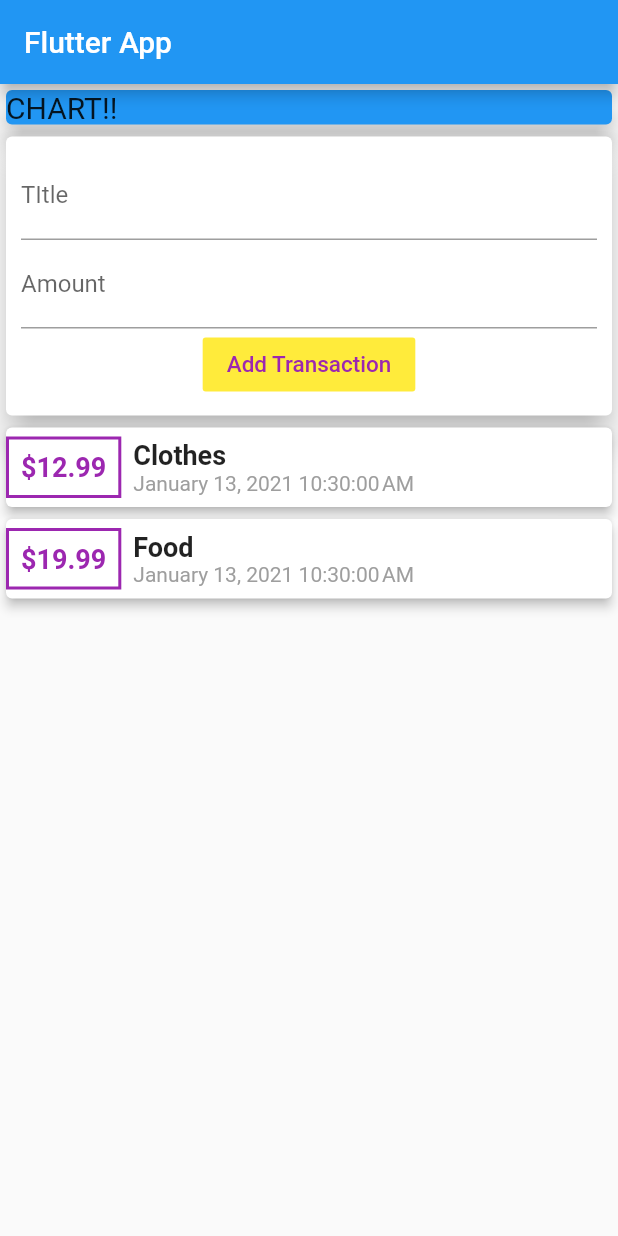
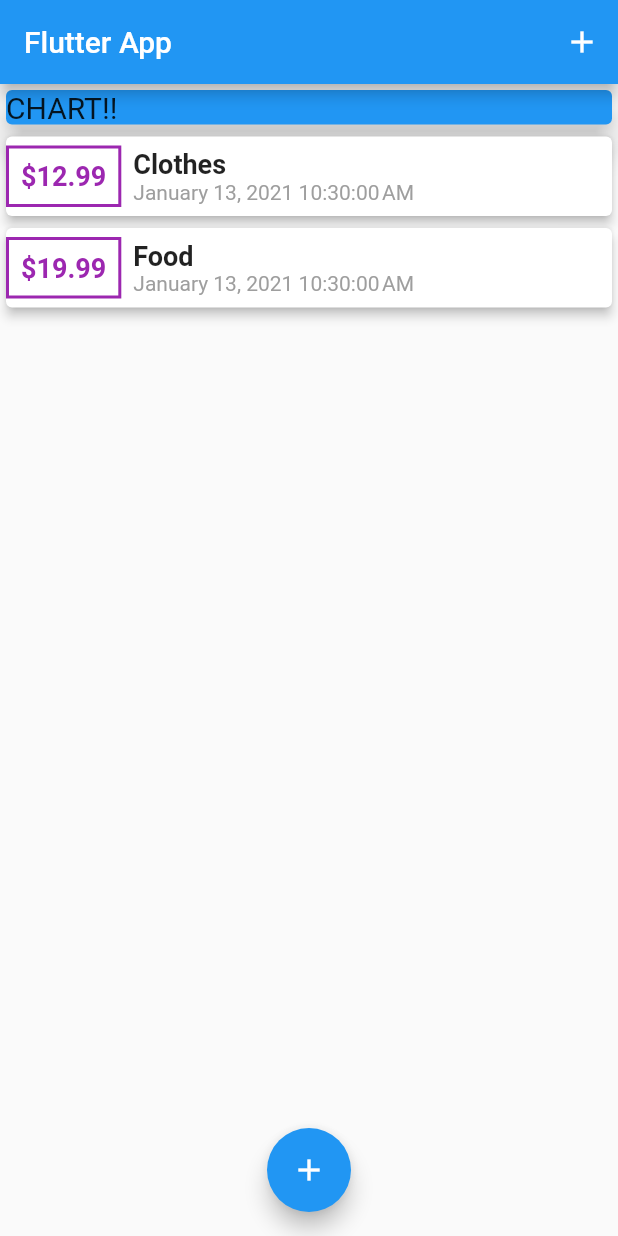
Before and after one commit to valentinesamuel/expense_tracker, a Flutter app: the screen it shows after launch, on a phone screen of 412 x 824 dp. Run offline on Flutter 3.47's test engine with Material 2 defaults, Android fonts, the phone set to English and light mode, and no system bars.

Commit message:
(FEAT):Made add transactions show in a bottom modal sheet

```diff
--- a/lib/main.dart
+++ b/lib/main.dart
@@ -1,4 +1,5 @@
-import 'package:expense_tracker/widgets/user_transactions.dart';
+import 'package:expense_tracker/widgets/new_transactions.dart';
+import 'package:expense_tracker/widgets/transaction_list.dart';
 
 import 'models/transaction.dart';
 import 'package:flutter/material.dart';
@@ -14,21 +15,58 @@ class MyApp extends StatelessWidget {
   }
 }
 
-class MyHomePage extends StatelessWidget {
+class MyHomePage extends StatefulWidget {
+  @override
+  _MyHomePageState createState() => _MyHomePageState();
+}
+
+class _MyHomePageState extends State<MyHomePage> {
   final List<Transaction> transactions = [];
-  // String amountInput;
-  // String titleInput;
-  final titleController = TextEditingController();
-  final amountController = TextEditingController();
+
+  final List<Transaction> _usersTransactions = [
+    Transaction(
+        amount: 12.99, date: DateTime.now(), id: 't1', title: 'Clothes'),
+    Transaction(amount: 19.99, date: DateTime.now(), id: 't2', title: 'Food'),
+  ];
+
+  void _addNewTransaction(String txTitle, double txAmount) {
+    final newTx = Transaction(
+        title: txTitle,
+        amount: txAmount,
+        date: DateTime.now(),
+        id: DateTime.now().toString());
+    setState(() {
+      _usersTransactions.add(newTx);
+    });
+  }
+
+  void _startAddNewTransaction(BuildContext ctx) {
+    showModalBottomSheet(
+      context: ctx,
+      builder: (_) {
+        return GestureDetector(
+          onTap: () {},
+          child: NewTransaction(addTx: _addNewTransaction),
+          behavior: HitTestBehavior.opaque,
+        );
+      },
+    );
+
+  }
 
   @override
   Widget build(BuildContext context) {
     return Scaffold(
       appBar: AppBar(
         title: Text('Flutter App'),
+        actions: [
+          IconButton(
+              icon: Icon(Icons.add),
+              onPressed: () => _startAddNewTransaction(context))
+        ],
       ),
       body: SingleChildScrollView(
-                child: Column(
+        child: Column(
           children: [
             Container(
               width: double.infinity,
@@ -41,9 +79,14 @@ class MyHomePage extends StatelessWidget {
                 color: Colors.blue,
               ),
             ),
-            UserTransactions()
+            TransactionList(transactions: _usersTransactions)
           ],
         ),
+      ),
+      floatingActionButtonLocation: FloatingActionButtonLocation.centerFloat,
+      floatingActionButton: FloatingActionButton(
+        onPressed: () => _startAddNewTransaction(context),
+        child: Icon(Icons.add),
       ),
     );
   }
--- a/lib/widgets/transaction_list.dart
+++ b/lib/widgets/transaction_list.dart
@@ -23,7 +23,7 @@ class TransactionList extends StatelessWidget {
                   child: Padding(
                     padding: EdgeInsets.all(8.0),
                     child: Text(
-                      '\$${transactions[index].amount}',
+                      '\$${transactions[index].amount.toStringAsFixed(2)}',
                       style: TextStyle(
                           fontSize: 18,
                           color: Colors.purple,
--- a/lib/widgets/user_transactions.dart
+++ /dev/null
@@ -1,41 +0,0 @@
-import 'package:expense_tracker/models/transaction.dart';
-import 'package:flutter/material.dart';
-
-import './new_transactions.dart';
-import './transaction_list.dart';
-
-class UserTransactions extends StatefulWidget {
-  @override
-  _UserTransactionsState createState() => _UserTransactionsState();
-}
-
-class _UserTransactionsState extends State<UserTransactions> {
-  final List<Transaction> _usersTransactions = [
-    Transaction(
-        amount: 12.99, date: DateTime.now(), id: 't1', title: 'Clothes'),
-    Transaction(amount: 19.99, date: DateTime.now(), id: 't2', title: 'Food'),
-  ];
-
- void _addNewTransaction(String txTitle, double txAmount) {
-    final newTx = Transaction(
-        title: txTitle,
-        amount: txAmount,
-        date: DateTime.now(),
-        id: DateTime.now().toString());
-    setState(() {
-      _usersTransactions.add(newTx);
-    });
-  }
-
-  @override
-  Widget build(BuildContext context) {
-    return Column(
-      children: [
-        NewTransaction(addTx:_addNewTransaction),
-        TransactionList(
-          transactions: _usersTransactions,
-        )
-      ],
-    );
-  }
-}
```
Also changed, not shown: lib/widgets/new_transactions.dart (+31 -11 lines).
